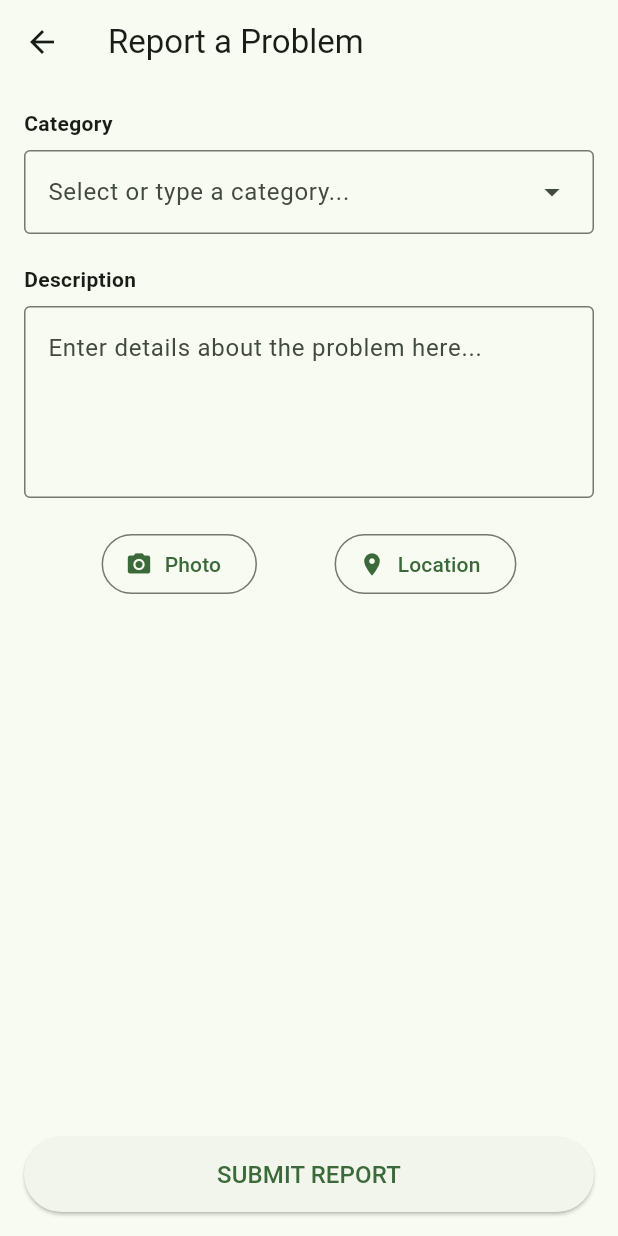
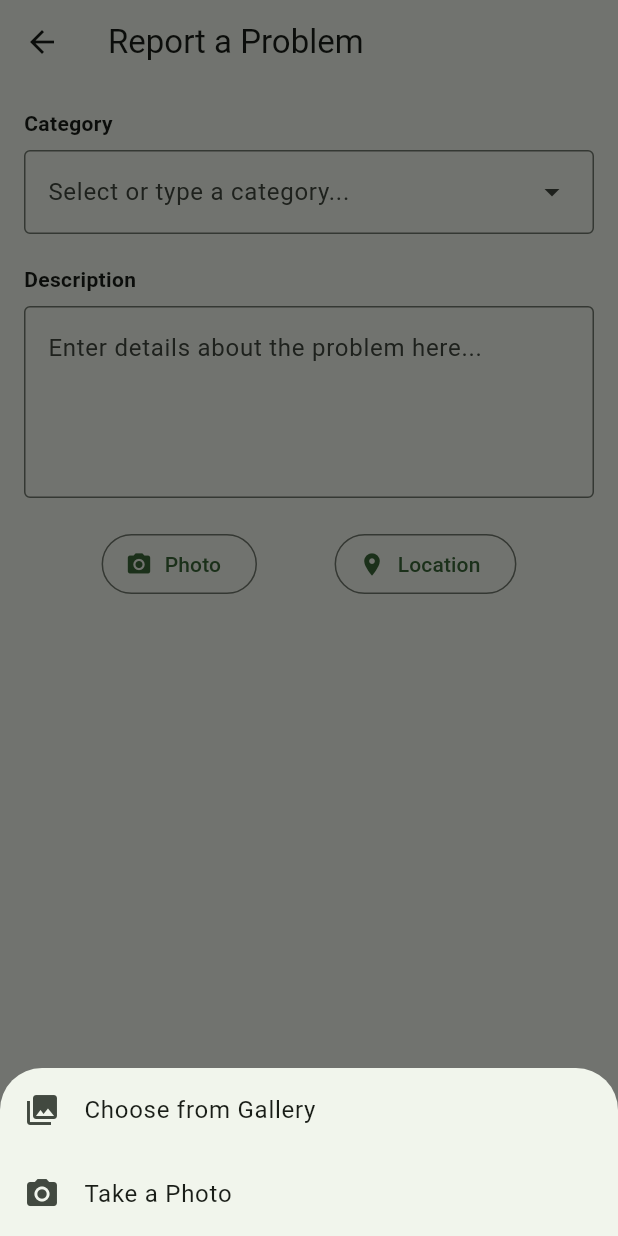
Before and after one commit to nunogoncalves221/UrbanEye_ESOF, a Flutter app: the ReportScreen screen opened directly, after a tap on "Photo", on a phone screen of 412 x 824 dp. Run offline on Flutter 3.47's test engine with Material 3 defaults, Android fonts, the phone set to English and light mode, and no system bars; our stand-ins replace cloud_firestore, firebase_auth, firebase_core, firebase_storage, flutter_map, geolocator and 2 more; accounts and stored records are empty.

Commit message:
report problem feature taking picture done

```diff
--- a/project/lib/features/report/report_controller.dart
+++ b/project/lib/features/report/report_controller.dart
@@ -62,9 +62,9 @@ class ReportController extends ChangeNotifier {
 
   // ─── Photo ──────────────────────────────────────────────────
 
-  Future<void> pickPhoto() async {
+  Future<void> pickPhoto(ImageSource source) async {
     try {
-      final XFile? picked = await _picker.pickImage(source: ImageSource.gallery);
+      final XFile? picked = await _picker.pickImage(source: source);
       if (picked != null) {
         photo = File(picked.path);
         notifyListeners();
--- a/project/lib/features/report/report_screen.dart
+++ b/project/lib/features/report/report_screen.dart
@@ -1,5 +1,6 @@
 import 'package:flutter/material.dart';
 import 'report_controller.dart';
+import 'package:image_picker/image_picker.dart';
 
 class ReportScreen extends StatefulWidget {
   const ReportScreen({super.key});
@@ -36,7 +37,6 @@ class _ReportScreenState extends State<ReportScreen> {
 
   Future<void> _handleSubmit() async {
     // Sync text fields into controller before submitting
-    _controller.selectedCategory = _categoryController.text;
     _controller.description = _descriptionController.text;
 
     final success = await _controller.submitReport();
@@ -72,10 +72,40 @@ class _ReportScreenState extends State<ReportScreen> {
     }
   }
 
-  Future<void> _handlePickPhoto() async {
-    await _controller.pickPhoto();
+  Future<void> _handlePickPhoto(ImageSource source) async {
+    await _controller.pickPhoto(source);
     if (!mounted) return;
     setState(() {});
+  }
+
+  void _showPhotoSourceModal() {
+    showModalBottomSheet(
+      context: context,
+      builder: (BuildContext context) {
+        return SafeArea(
+          child: Wrap(
+            children: <Widget>[
+              ListTile(
+                leading: const Icon(Icons.photo_library),
+                title: const Text('Choose from Gallery'),
+                onTap: () {
+                  Navigator.of(context).pop();
+                  _handlePickPhoto(ImageSource.gallery);
+                },
+              ),
+              ListTile(
+                leading: const Icon(Icons.camera_alt),
+                title: const Text('Take a Photo'),
+                onTap: () {
+                  Navigator.of(context).pop();
+                  _handlePickPhoto(ImageSource.camera);
+                },
+              ),
+            ],
+          ),
+        );
+      },
+    );
   }
 
   @override
@@ -134,7 +164,7 @@ class _ReportScreenState extends State<ReportScreen> {
                   children: [
                     // Photo button — turns green when photo is picked
                    OutlinedButton.icon(
-                      onPressed: _controller.isLoading ? null : _handlePickPhoto,
+                    onPressed: _controller.isLoading ? null : _showPhotoSourceModal, // <-- Chama o modal aqui
                     icon: Icon(
                       Icons.camera_alt,
                       color: _controller.photo != null ? Colors.green : null,
```
Also changed, not shown: project/lib/features/auth/welcome_screen.dart (+13 -0 lines), project/pubspec.lock (deleted). Lines whose indentation alone changed are shown as unchanged.
